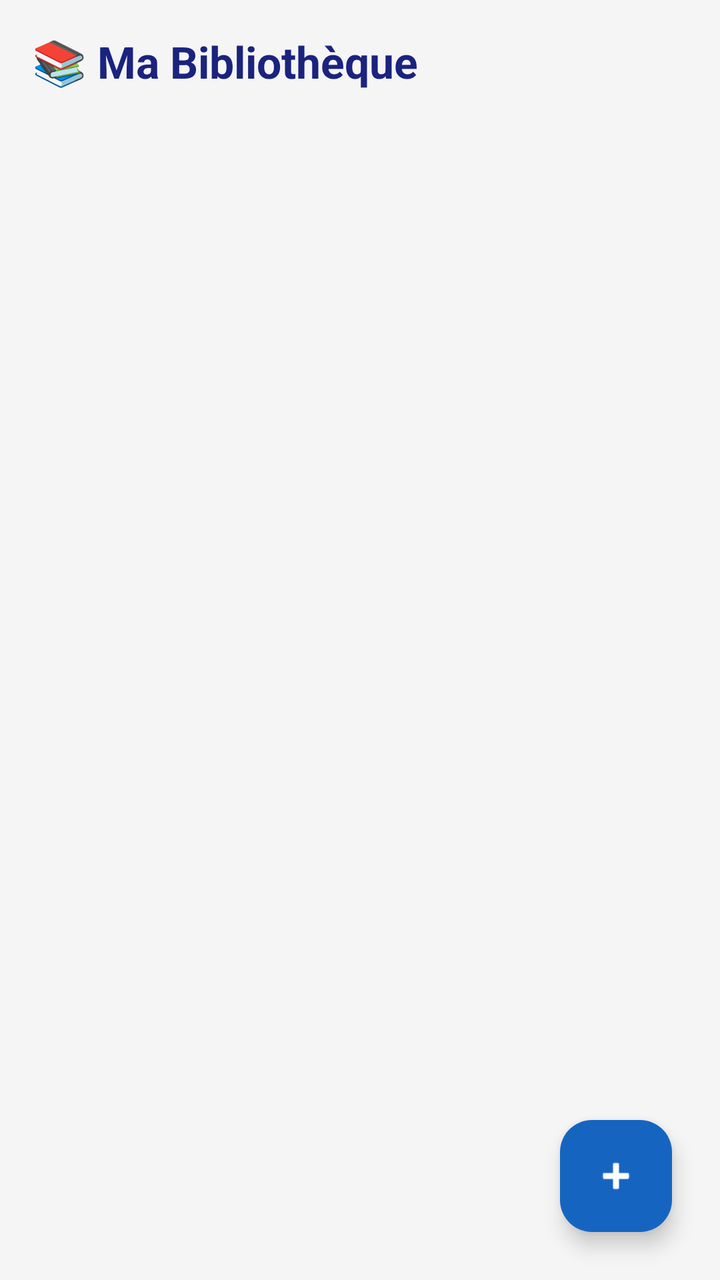
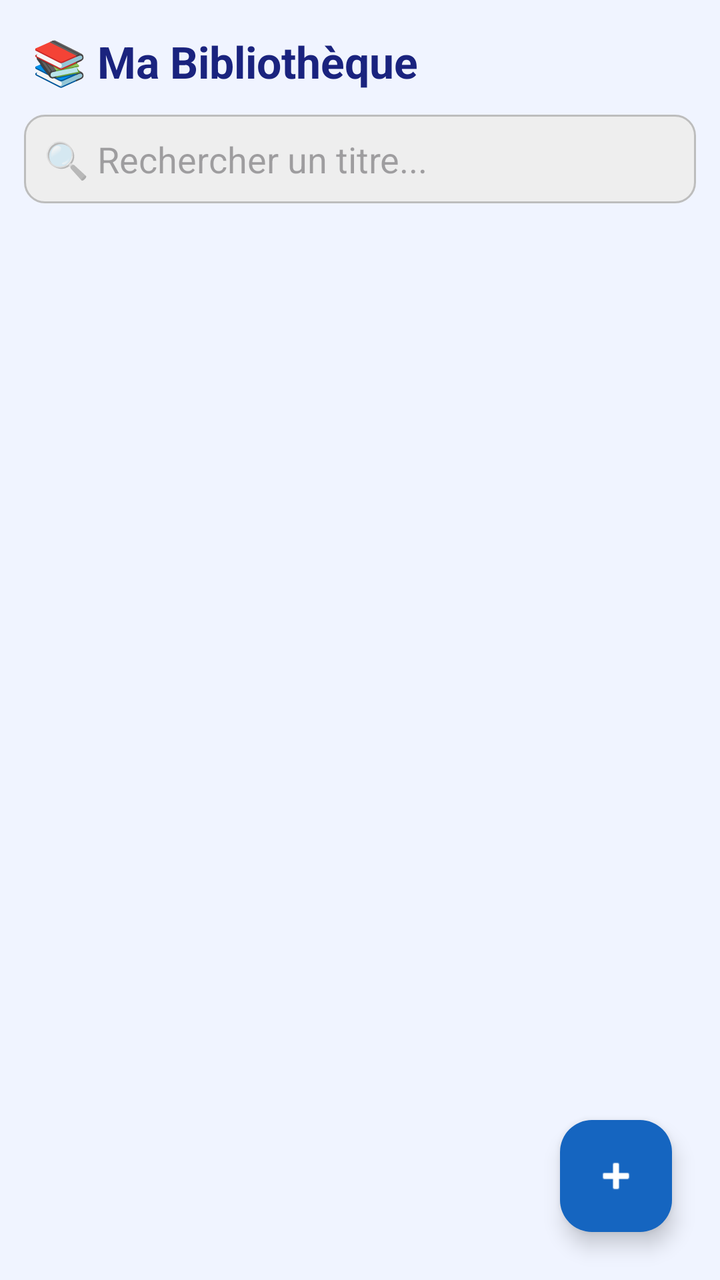

Before-and-after screenshots of an Android layout around one commit, followed by the original layout XML and the change that was made.
<!-- AndroidManifest.xml: application theme Theme.MyFirstApp -->
<!-- res/layout/activity_main.xml -->
<?xml version="1.0" encoding="utf-8"?>
<androidx.coordinatorlayout.widget.CoordinatorLayout
    xmlns:android="http://schemas.android.com/apk/res/android"
    xmlns:app="http://schemas.android.com/apk/res-auto"
    android:layout_width="match_parent"
    android:layout_height="match_parent"
    android:background="#F5F5F5">

    <androidx.constraintlayout.widget.ConstraintLayout
        android:layout_width="match_parent"
        android:layout_height="match_parent">

        <TextView
            android:id="@+id/tvTitreEcran"
            android:layout_width="wrap_content"
            android:layout_height="wrap_content"
            android:text="📚 Ma Bibliothèque"
            android:textSize="22sp"
            android:textStyle="bold"
            android:textColor="#1A237E"
            android:layout_marginTop="16dp"
            android:layout_marginStart="16dp"
            app:layout_constraintTop_toTopOf="parent"
            app:layout_constraintStart_toStartOf="parent" />

        <androidx.recyclerview.widget.RecyclerView
            android:id="@+id/recyclerViewLivres"
            android:layout_width="0dp"
            android:layout_height="0dp"
            android:layout_marginTop="12dp"
            android:layout_marginStart="12dp"
            android:layout_marginEnd="12dp"
            android:layout_marginBottom="12dp"
            app:layout_constraintTop_toBottomOf="@id/tvTitreEcran"
            app:layout_constraintBottom_toBottomOf="parent"
            app:layout_constraintStart_toStartOf="parent"
            app:layout_constraintEnd_toEndOf="parent" />

    </androidx.constraintlayout.widget.ConstraintLayout>

    <com.google.android.material.floatingactionbutton.FloatingActionButton
        android:id="@+id/fabAjouterLivre"
        android:layout_width="wrap_content"
        android:layout_height="wrap_content"
        android:contentDescription="Ajouter un livre"
        android:layout_gravity="bottom|end"
        android:layout_margin="24dp"
        app:backgroundTint="#1565C0"
        app:tint="#FFFFFF"
        app:srcCompat="@android:drawable/ic_input_add" />

</androidx.coordinatorlayout.widget.CoordinatorLayout>
<!-- resources referenced by this layout -->
<resources>
  <style name="Theme.MyFirstApp" parent="Base.Theme.MyFirstApp" />
  <style name="Base.Theme.MyFirstApp" parent="Theme.Material3.DayNight.NoActionBar">
          
          
      </style>
</resources>

<!-- the commit's change to res/layout/activity_main.xml (unified diff, before → after) -->
@@ -4,12 +4,13 @@
     xmlns:app="http://schemas.android.com/apk/res-auto"
     android:layout_width="match_parent"
     android:layout_height="match_parent"
-    android:background="#F5F5F5">
+    android:background="#F0F4FF">
 
     <androidx.constraintlayout.widget.ConstraintLayout
         android:layout_width="match_parent"
         android:layout_height="match_parent">
 
+        
         <TextView
             android:id="@+id/tvTitreEcran"
             android:layout_width="wrap_content"
@@ -23,6 +24,37 @@
             app:layout_constraintTop_toTopOf="parent"
             app:layout_constraintStart_toStartOf="parent" />
 
+        
+        <EditText
+            android:id="@+id/etRecherche"
+            android:layout_width="0dp"
+            android:layout_height="wrap_content"
+            android:hint="🔍 Rechercher un titre..."
+            android:padding="10dp"
+            android:background="@drawable/input_background"
+            android:layout_marginTop="12dp"
+            android:layout_marginStart="12dp"
+            android:layout_marginEnd="12dp"
+            app:layout_constraintTop_toBottomOf="@id/tvTitreEcran"
+            app:layout_constraintStart_toStartOf="parent"
+            app:layout_constraintEnd_toEndOf="parent" />
+
+        
+        <TextView
+            android:id="@+id/tvListeVide"
+            android:layout_width="wrap_content"
+            android:layout_height="wrap_content"
+            android:text="📭 Aucun livre pour l'instant.\nAppuyez sur + pour en ajouter un !"
+            android:textSize="16sp"
+            android:textColor="#9E9E9E"
+            android:gravity="center"
+            android:visibility="gone"
+            app:layout_constraintTop_toTopOf="parent"
+            app:layout_constraintBottom_toBottomOf="parent"
+            app:layout_constraintStart_toStartOf="parent"
+            app:layout_constraintEnd_toEndOf="parent" />
+
+        
         <androidx.recyclerview.widget.RecyclerView
             android:id="@+id/recyclerViewLivres"
             android:layout_width="0dp"
@@ -31,13 +63,14 @@
             android:layout_marginStart="12dp"
             android:layout_marginEnd="12dp"
             android:layout_marginBottom="12dp"
-            app:layout_constraintTop_toBottomOf="@id/tvTitreEcran"
+            app:layout_constraintTop_toBottomOf="@id/etRecherche"
             app:layout_constraintBottom_toBottomOf="parent"
             app:layout_constraintStart_toStartOf="parent"
             app:layout_constraintEnd_toEndOf="parent" />
 
     </androidx.constraintlayout.widget.ConstraintLayout>
 
+    
     <com.google.android.material.floatingactionbutton.FloatingActionButton
         android:id="@+id/fabAjouterLivre"
         android:layout_width="wrap_content"
<!-- resource entries referenced after the edit -->
@@ -1,5 +1,13 @@
 <!-- resources referenced by this layout -->
 <resources>
+  <!-- drawable input_background (drawable) -->
+  <?xml version="1.0" encoding="utf-8"?>
+  <shape xmlns:android="http://schemas.android.com/apk/res/android"
+      android:shape="rectangle">
+      <corners android:radius="10dp" />
+      <solid android:color="#EEEEEE" />
+      <stroke android:width="1dp" android:color="#BDBDBD" />
+  </shape>
   <style name="Theme.MyFirstApp" parent="Base.Theme.MyFirstApp" />
   <style name="Base.Theme.MyFirstApp" parent="Theme.Material3.DayNight.NoActionBar">
           
